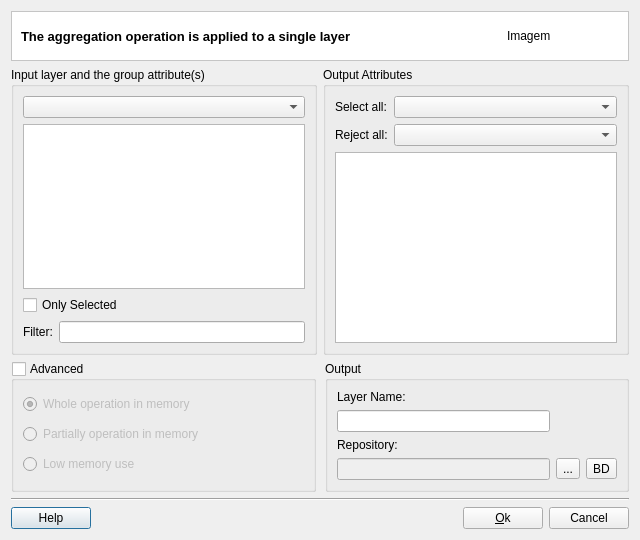
Qt form src/terralib/vp/qt/ui/AggregationDialogForm.ui (claudiobogossian/terralib5) before a commit.
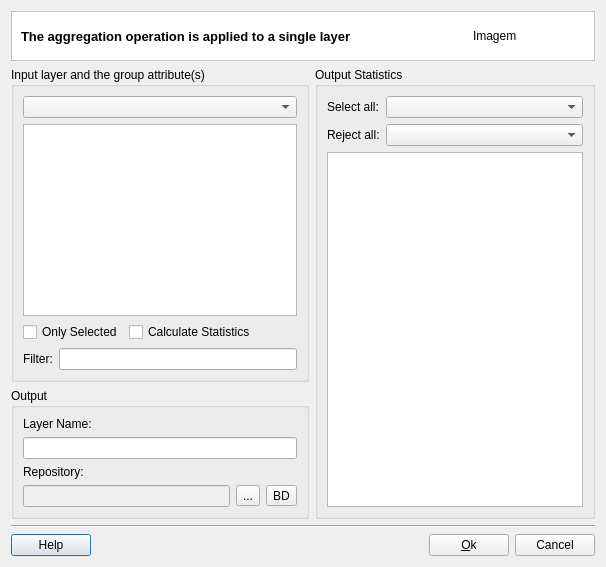
The same form after that commit.

What changed in the file:
```diff
--- a/src/terralib/vp/qt/ui/AggregationDialogForm.ui
+++ b/src/terralib/vp/qt/ui/AggregationDialogForm.ui
@@ -6,17 +6,20 @@
    <rect>
     <x>0</x>
     <y>0</y>
-    <width>640</width>
-    <height>540</height>
+    <width>584</width>
+    <height>556</height>
    </rect>
   </property>
   <property name="windowTitle">
    <string>Aggregation Operation</string>
   </property>
+  <layout class="QGridLayout" name="gridLayout_9">
+   <property name="sizeConstraint">
+    <enum>QLayout::SetFixedSize</enum>
+   </property>
+   <item row="0" column="0">
   <layout class="QGridLayout" name="gridLayout_8">
    <item row="0" column="0">
-    <layout class="QGridLayout" name="gridLayout_7">
-     <item row="0" column="0">
       <widget class="QFrame" name="frame_2">
        <property name="styleSheet">
         <string notr="true">QWidget { background: white }</string>
@@ -74,12 +77,89 @@
       </widget>
      </item>
      <item row="1" column="0">
+      <layout class="QGridLayout" name="gridLayout_7">
+       <item row="0" column="0">
       <layout class="QGridLayout" name="gridLayout_6">
+         <item row="1" column="0">
+          <widget class="QGroupBox" name="groupBox_2">
+           <property name="sizePolicy">
+            <sizepolicy hsizetype="Preferred" vsizetype="Preferred">
+             <horstretch>0</horstretch>
+             <verstretch>0</verstretch>
+            </sizepolicy>
+           </property>
+           <property name="title">
+            <string>Output</string>
+           </property>
+           <layout class="QGridLayout" name="gridLayout_12">
+            <item row="0" column="0">
+             <layout class="QGridLayout" name="gridLayout_11">
+              <item row="0" column="0">
+               <widget class="QLabel" name="label_3">
+                <property name="text">
+                 <string>Layer Name:</string>
+                </property>
+               </widget>
+              </item>
+              <item row="1" column="0">
+               <widget class="QLineEdit" name="m_newLayerNameLineEdit"/>
+              </item>
+              <item row="2" column="0">
+               <layout class="QGridLayout" name="gridLayout_3">
+                <item row="1" column="2">
+                 <widget class="QToolButton" name="m_targetDatasourceToolButton">
+                  <property name="minimumSize">
+                   <size>
+                    <width>0</width>
+                    <height>0</height>
+                   </size>
+                  </property>
+                  <property name="text">
+                   <string>BD</string>
+                  </property>
+                 </widget>
+                </item>
+                <item row="0" column="0">
+                 <widget class="QLabel" name="label_4">
+                  <property name="text">
+                   <string>Repository:</string>
+                  </property>
+                 </widget>
+                </item>
+                <item row="1" column="0">
+                 <widget class="QLineEdit" name="m_repositoryLineEdit">
+                  <property name="enabled">
+                   <bool>false</bool>
+                  </property>
+                 </widget>
+                </item>
+                <item row="1" column="1">
+                 <widget class="QToolButton" name="m_targetFileToolButton">
+                  <property name="minimumSize">
+                   <size>
+                    <width>0</width>
+                    <height>0</height>
+                   </size>
+                  </property>
+                  <property name="text">
+                   <string>...</string>
+                  </property>
+                 </widget>
+                </item>
+               </layout>
+              </item>
+             </layout>
+            </item>
+           </layout>
+          </widget>
+         </item>
        <item row="0" column="0">
         <widget class="QGroupBox" name="groupBox">
          <property name="title">
           <string>Input layer and the group attribute(s)</string>
          </property>
+           <layout class="QGridLayout" name="gridLayout_13">
+            <item row="0" column="0">
          <layout class="QGridLayout" name="gridLayout_5">
           <item row="0" column="0">
            <widget class="QComboBox" name="m_layersComboBox"/>
@@ -91,14 +171,40 @@
             </property>
            </widget>
           </item>
-          <item row="2" column="0">
+             </layout>
+            </item>
+            <item row="1" column="0">
+             <layout class="QGridLayout" name="gridLayout_10" columnstretch="0,0,1">
+              <item row="0" column="0">
            <widget class="QCheckBox" name="m_onlySelectedCheckBox">
             <property name="text">
              <string>Only Selected</string>
             </property>
            </widget>
           </item>
-          <item row="3" column="0">
+              <item row="0" column="1">
+               <widget class="QCheckBox" name="m_calcStatCheckBox">
+                <property name="text">
+                 <string>Calculate Statistics</string>
+                </property>
+               </widget>
+              </item>
+              <item row="0" column="2">
+               <spacer name="horizontalSpacer_2">
+                <property name="orientation">
+                 <enum>Qt::Horizontal</enum>
+                </property>
+                <property name="sizeHint" stdset="0">
+                 <size>
+                  <width>41</width>
+                  <height>20</height>
+                 </size>
+                </property>
+               </spacer>
+              </item>
+             </layout>
+            </item>
+            <item row="2" column="0">
            <layout class="QGridLayout" name="gridLayout_4">
             <item row="0" column="0">
              <widget class="QLabel" name="label_6">
@@ -115,10 +221,12 @@
          </layout>
         </widget>
        </item>
+        </layout>
+       </item>
        <item row="0" column="1">
-        <widget class="QGroupBox" name="m_outputAttribGroupBox">
+        <widget class="QGroupBox" name="m_outputStatisticsGroupBox">
          <property name="title">
-          <string>Output Attributes</string>
+          <string>Output Statistics</string>
          </property>
          <layout class="QVBoxLayout" name="verticalLayout_5">
           <item>
@@ -180,142 +288,13 @@
       </layout>
      </item>
      <item row="2" column="0">
-      <layout class="QHBoxLayout" name="horizontalLayout_4" stretch="1,1">
-       <property name="spacing">
-        <number>9</number>
-       </property>
-       <item>
-        <widget class="QGroupBox" name="m_advancedOptionsGroupBox">
-         <property name="sizePolicy">
-          <sizepolicy hsizetype="MinimumExpanding" vsizetype="Preferred">
-           <horstretch>0</horstretch>
-           <verstretch>0</verstretch>
-          </sizepolicy>
-         </property>
-         <property name="title">
-          <string>Advanced</string>
-         </property>
-         <property name="flat">
-          <bool>false</bool>
-         </property>
-         <property name="checkable">
-          <bool>true</bool>
-         </property>
-         <property name="checked">
-          <bool>false</bool>
-         </property>
-         <layout class="QVBoxLayout" name="verticalLayout">
-          <item>
-           <widget class="QRadioButton" name="m_wholeMemRadioButton">
-            <property name="toolTip">
-             <string>operation with all layers in memory</string>
-            </property>
-            <property name="text">
-             <string>Whole operation in memory</string>
-            </property>
-            <property name="checked">
-             <bool>true</bool>
-            </property>
-           </widget>
-          </item>
-          <item>
-           <widget class="QRadioButton" name="m_partiallyMemRadioButton">
-            <property name="toolTip">
-             <string>operation with only one layer in memory</string>
-            </property>
-            <property name="text">
-             <string>Partially operation in memory</string>
-            </property>
-           </widget>
-          </item>
-          <item>
-           <widget class="QRadioButton" name="m_lowMemRadioButton">
-            <property name="toolTip">
-             <string>operation without memory use</string>
-            </property>
-            <property name="text">
-             <string>Low memory use</string>
-            </property>
-           </widget>
-          </item>
-         </layout>
-        </widget>
-       </item>
-       <item>
-        <widget class="QGroupBox" name="groupBox_2">
-         <property name="sizePolicy">
-          <sizepolicy hsizetype="Preferred" vsizetype="Preferred">
-           <horstretch>0</horstretch>
-           <verstretch>0</verstretch>
-          </sizepolicy>
-         </property>
-         <property name="title">
-          <string>Output</string>
-         </property>
-         <layout class="QGridLayout" name="gridLayout_3">
-          <item row="1" column="0">
-           <widget class="QLineEdit" name="m_newLayerNameLineEdit"/>
-          </item>
-          <item row="3" column="2">
-           <widget class="QToolButton" name="m_targetDatasourceToolButton">
-            <property name="minimumSize">
-             <size>
-              <width>0</width>
-              <height>0</height>
-             </size>
-            </property>
-            <property name="text">
-             <string>BD</string>
-            </property>
-           </widget>
-          </item>
-          <item row="2" column="0">
-           <widget class="QLabel" name="label_4">
-            <property name="text">
-             <string>Repository:</string>
-            </property>
-           </widget>
-          </item>
-          <item row="3" column="1">
-           <widget class="QToolButton" name="m_targetFileToolButton">
-            <property name="minimumSize">
-             <size>
-              <width>0</width>
-              <height>0</height>
-             </size>
-            </property>
-            <property name="text">
-             <string>...</string>
-            </property>
-           </widget>
-          </item>
-          <item row="3" column="0">
-           <widget class="QLineEdit" name="m_repositoryLineEdit">
-            <property name="enabled">
-             <bool>false</bool>
-            </property>
-           </widget>
-          </item>
-          <item row="0" column="0">
-           <widget class="QLabel" name="label_3">
-            <property name="text">
-             <string>Layer Name:</string>
-            </property>
-           </widget>
-          </item>
-         </layout>
-        </widget>
-       </item>
-      </layout>
-     </item>
-     <item row="3" column="0">
       <widget class="Line" name="line_2">
        <property name="orientation">
         <enum>Qt::Horizontal</enum>
        </property>
       </widget>
      </item>
-     <item row="4" column="0">
+     <item row="3" column="0">
       <layout class="QGridLayout" name="gridLayout_2">
        <item row="0" column="0">
         <widget class="QPushButton" name="m_helpPushButton">
```
Lines whose indentation alone changed are shown as unchanged.
